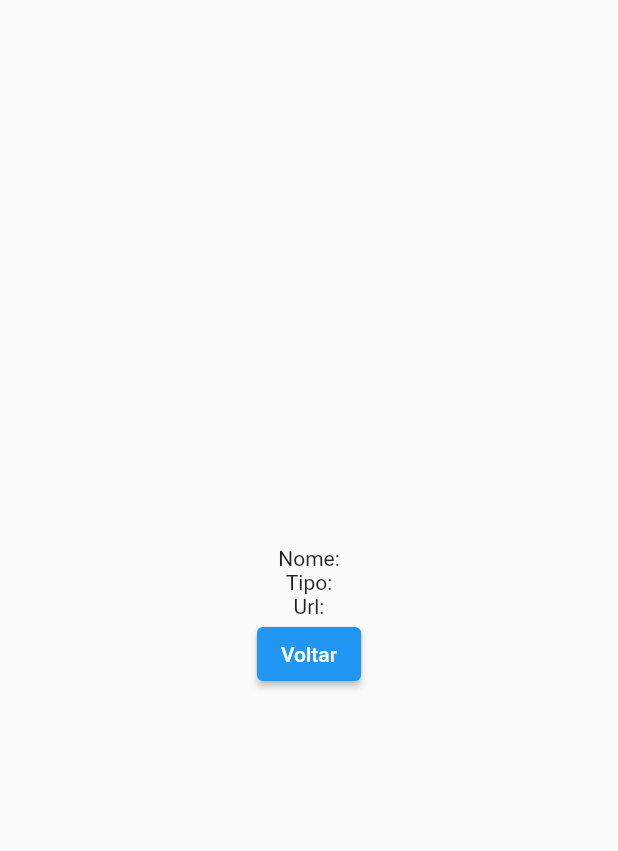
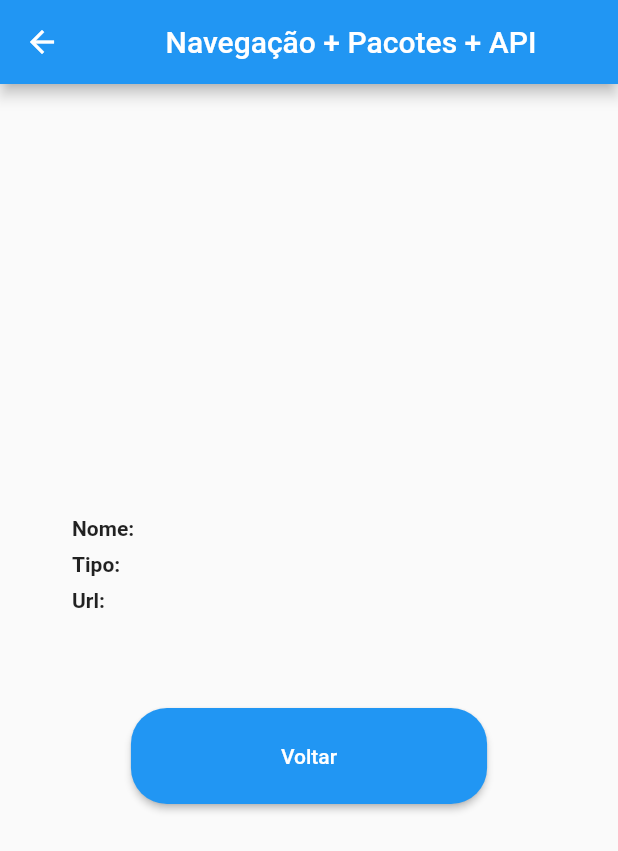
Before and after one commit to RivianSoldier/pae_flutter_encontro_5, a Flutter app: the SecondPage screen opened directly with empty values, on a phone screen of 412 x 824 dp. Shown: the top 851 px of the screen. Run offline on Flutter 3.47's test engine with Material 2 defaults, Android fonts, the phone set to English and light mode, and no system bars.

Commit message:
commit final

```diff
--- a/lib/app_widget.dart
+++ b/lib/app_widget.dart
@@ -6,7 +6,7 @@ class AppWidget extends StatelessWidget {
 
   @override
   Widget build(BuildContext context) {
-    return MaterialApp(
+    return const MaterialApp(
       home: HomePage(),
     );
   }
--- a/lib/pages/home_page.dart
+++ b/lib/pages/home_page.dart
@@ -11,6 +11,9 @@ class HomePage extends StatelessWidget {
   @override
   Widget build(BuildContext context) {
     return Scaffold(
+      appBar: AppBar(
+        title: const Center(child: Text('Navegação + Pacotes + API')),
+      ),
       body: Center(
         child: Column(
           mainAxisAlignment: MainAxisAlignment.center,
--- a/lib/pages/second_page.dart
+++ b/lib/pages/second_page.dart
@@ -2,22 +2,49 @@ import 'package:encontro_5/widgets/button_widget.dart';
 import 'package:flutter/material.dart';
 
 class SecondPage extends StatelessWidget {
-  final nome;
-  final tipo;
-  final link;
+  final String nome;
+  final String tipo;
+  final String link;
   const SecondPage(
       {super.key, required this.nome, required this.tipo, required this.link});
 
   @override
   Widget build(BuildContext context) {
     return Scaffold(
+        appBar: AppBar(
+          title: const Center(child: Text('Navegação + Pacotes + API')),
+        ),
         body: Center(
           child: Column(
             mainAxisAlignment: MainAxisAlignment.center,
             children: [
-          Text('Nome:' + nome),
-          Text('Tipo:' + tipo),
-          Text('Url:' +link),
+              Row(
+                children: [
+                  Padding(
+                    padding: const EdgeInsets.fromLTRB(48, 0, 48, 8),
+                    child: Text('Nome: $nome',
+                        style: const TextStyle(fontWeight: FontWeight.bold)),
+                  ),
+                ],
+              ),
+              Row(
+                children: [
+                  Padding(
+                    padding: const EdgeInsets.fromLTRB(48, 0, 48, 8),
+                    child: Text('Tipo: $tipo',
+                        style: const TextStyle(fontWeight: FontWeight.bold)),
+                  ),
+                ],
+              ),
+              Row(
+                children: [
+                  Padding(
+                    padding: const EdgeInsets.fromLTRB(48, 0, 48, 64),
+                    child: Text('Url: $link',
+                        style: const TextStyle(fontWeight: FontWeight.bold)),
+                  ),
+                ],
+              ),
               ButtonWidget(
                 text: "Voltar",
                 funcao: () {
--- a/lib/widgets/button_widget.dart
+++ b/lib/widgets/button_widget.dart
@@ -8,6 +8,12 @@ class ButtonWidget extends StatelessWidget {
   @override
   Widget build(BuildContext context) {
     return ElevatedButton(
+      style: ElevatedButton.styleFrom(
+        padding: const EdgeInsets.fromLTRB(100, 24, 100, 24),
+        shape: RoundedRectangleBorder(
+          borderRadius: BorderRadius.circular(24),
+        ),
+      ),
       onPressed: funcao,
       child: Text(text),
     );
```
Lines whose indentation alone changed are shown as unchanged.
